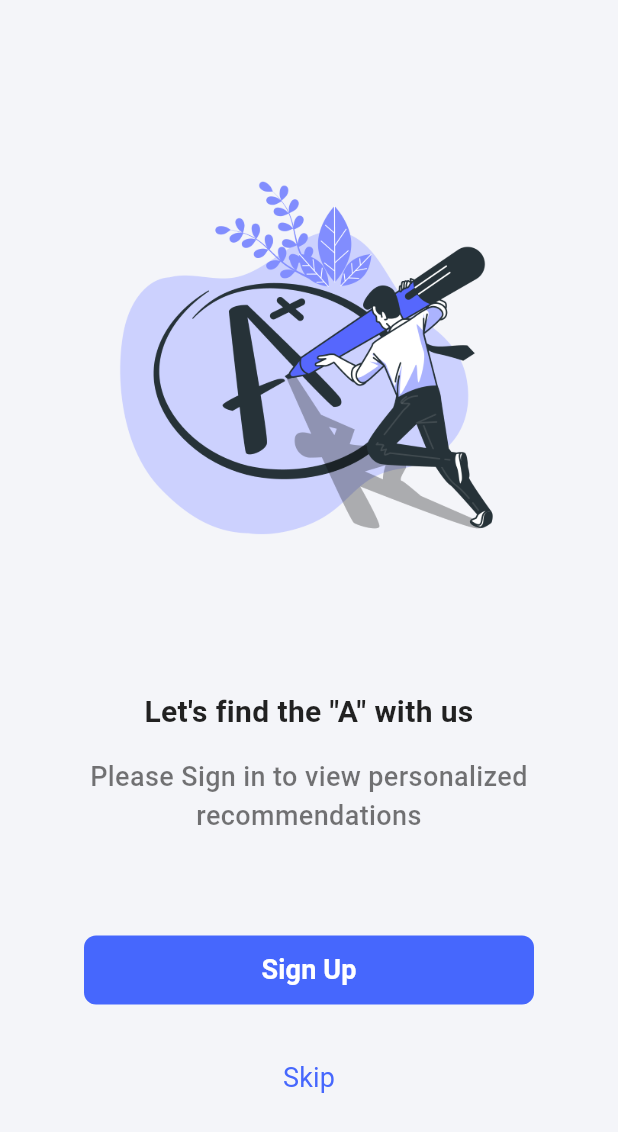
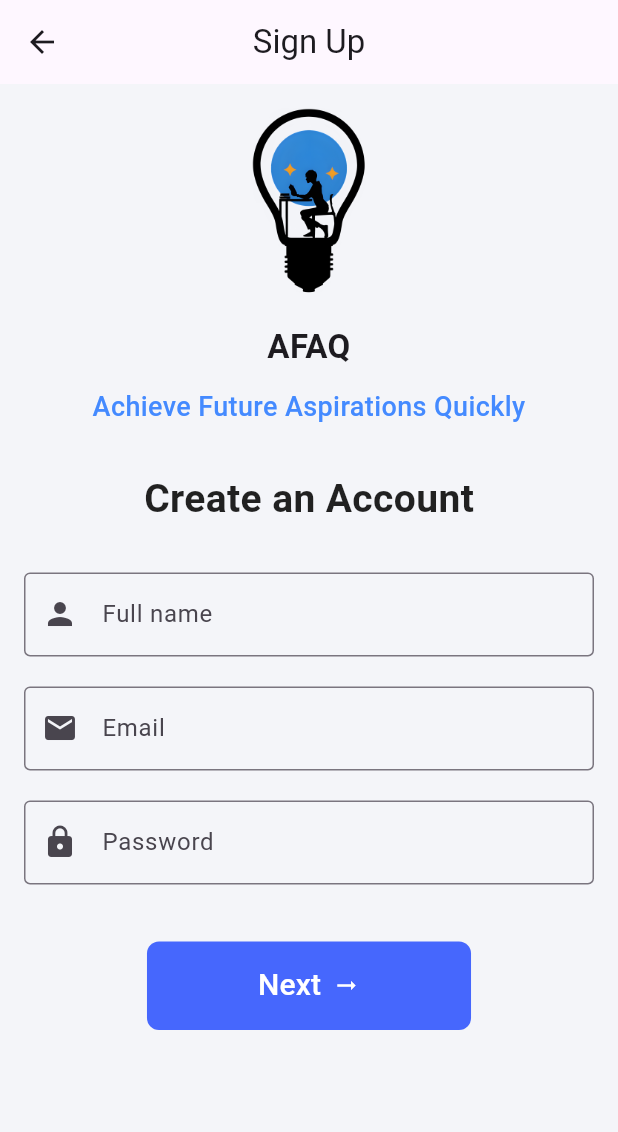
Before and after one commit to Elsheshtawwy/afaq, a Flutter app: the screen it shows after launch, after a tap on "Sign Up", on a phone screen of 412 x 824 dp. Shown: the top 1132 px of the screen. Run offline on Flutter 3.47's test engine with Material 3 defaults, Android fonts, the phone set to English and light mode, and no system bars.

Commit message:
signUoScreen & splashScreen

```diff
--- a/lib/main.dart
+++ b/lib/main.dart
@@ -1,4 +1,4 @@
-import 'package:afaq/pages/splash_screen.dart';
+import 'package:afaq/pages/Onboarding/splash_screen.dart';
 import 'package:flutter/material.dart';
 
 void main() {
--- /dev/null
+++ b/lib/pages/Onboarding/onboarding1.dart
@@ -0,0 +1,12 @@
+import 'package:flutter/material.dart';
+
+class onboarding1 extends StatelessWidget {
+  const onboarding1({super.key});
+
+  @override
+  Widget build(BuildContext context) {
+    return Scaffold(
+
+    );
+  }
+}
--- /dev/null
+++ b/lib/pages/Onboarding/splash_screen.dart
@@ -0,0 +1,77 @@
+import 'dart:async';
+
+import 'package:afaq/pages/auth/authentication_selection_screen.dart';
+import 'package:afaq/helpers/get_size.dart';
+import 'package:flutter/material.dart';
+
+class SplashScreen extends StatefulWidget {
+  const SplashScreen({super.key});
+
+  @override
+  State<SplashScreen> createState() => _SplashScreenState();
+}
+
+class _SplashScreenState extends State<SplashScreen>
+    with SingleTickerProviderStateMixin {
+  late AnimationController _controller;
+  late Animation<double> _animation;
+
+  @override
+  void initState() {
+    super.initState();
+    _controller = AnimationController(
+      duration: const Duration(seconds: 2),
+      vsync: this,
+    );
+    _animation = CurvedAnimation(parent: _controller, curve: Curves.easeIn);
+
+    _controller.forward();
+
+    Timer(const Duration(seconds: 3), () {
+      Navigator.pushReplacement(
+          context,
+          MaterialPageRoute(
+              builder: (context) => const AuthenticationSelectionScreen()));
+    });
+  }
+
+  @override
+  void dispose() {
+    _controller.dispose();
+    super.dispose();
+  }
+
+  @override
+  Widget build(BuildContext context) {
+    return Scaffold(
+      backgroundColor: Colors.white,
+      body: Center(
+        child: FadeTransition(
+          opacity: _animation,
+          child: Column(
+            mainAxisAlignment: MainAxisAlignment.center,
+            children: [
+              Image.asset(
+                "assets/images/logo.png",
+                width: getSize(context).width,
+              ),
+              const SizedBox(height: 20),
+              const CircularProgressIndicator(
+                valueColor: AlwaysStoppedAnimation<Color>(Colors.blue),
+              ),
+              const SizedBox(height: 20),
+              const Text(
+                'Loading...',
+                style: TextStyle(
+                  fontSize: 16,
+                  fontWeight: FontWeight.bold,
+                  color: Colors.blue,
+                ),
+              ),
+            ],
+          ),
+        ),
+      ),
+    );
+  }
+}
--- a/lib/auth/authentication_selection_screen.dart
+++ b/lib/pages/auth/authentication_selection_screen.dart
@@ -1,5 +1,7 @@
 import 'package:afaq/helpers/get_size.dart';
+import 'package:afaq/pages/auth/signup_screen.dart';
 import 'package:afaq/widgets/buttons/main_button.dart';
+import 'package:flutter/cupertino.dart';
 import 'package:flutter/material.dart';
 
 class AuthenticationSelectionScreen extends StatelessWidget {
@@ -58,7 +60,10 @@ class AuthenticationSelectionScreen extends StatelessWidget {
                         text: 'Sign Up',
                         fontWeight: FontWeight.w600,
                         onTap: () {
-                          // Define your onTap function here
+                          Navigator.push(
+                              context,
+                              CupertinoPageRoute(
+                                  builder: (context) =>  SignUpScreen()));
                         },
                         borderRadius: 8,
                       ),
@@ -68,11 +73,9 @@ class AuthenticationSelectionScreen extends StatelessWidget {
                       MainButton(
                         btnColor: Colors.transparent,
                         txtColor: Theme.of(context).primaryColor,
-                        text: 'Skip',
+                        text: 'Log In',
                         fontWeight: FontWeight.w400,
-                        onTap: () {
-                          // Define your onTap function here
-                        },
+                        onTap: () {},
                         borderRadius: 8,
                       ),
                     ],
--- /dev/null
+++ b/lib/pages/auth/signup_screen.dart
@@ -0,0 +1,152 @@
+import 'package:afaq/helpers/get_size.dart';
+import 'package:afaq/widgets/buttons/main_button.dart';
+import 'package:flutter/material.dart';
+
+class SignUpScreen extends StatelessWidget {
+  SignUpScreen({super.key});
+
+  final TextEditingController fullNameController = TextEditingController();
+  final TextEditingController emailController = TextEditingController();
+  final TextEditingController passwordController = TextEditingController();
+  final GlobalKey<FormState> formKey = GlobalKey<FormState>();
+
+  @override
+  Widget build(BuildContext context) {
+    return Scaffold(
+      appBar: AppBar(
+        title: const Text('Sign Up'),
+        centerTitle: true,
+      ),
+      body: Padding(
+        padding: const EdgeInsets.all(16.0),
+        child: SingleChildScrollView(
+          child: Form(
+            key: formKey,
+            child: Column(
+              mainAxisAlignment: MainAxisAlignment.center,
+              children: [
+                Column(
+                  children: [
+                    Image.asset(
+                      "assets/images/logo.png",
+                      height: getSize(context).height * 0.15,
+                    ),
+                    const SizedBox(height: 20),
+                    const Text(
+                      'AFAQ',
+                      style: TextStyle(
+                        fontSize: 22,
+                        fontWeight: FontWeight.bold,
+                      ),
+                      textAlign: TextAlign.center,
+                    ),
+                    const SizedBox(height: 12),
+                    const Text(
+                      'Achieve Future Aspirations Quickly',
+                      style: TextStyle(
+                        fontSize: 18,
+                        fontWeight: FontWeight.w500,
+                        color: Colors.blueAccent,
+                      ),
+                      textAlign: TextAlign.center,
+                    ),
+                  ],
+                ),
+                const SizedBox(height: 30),
+                const Text(
+                  'Create an Account',
+                  style: TextStyle(
+                    fontSize: 26,
+                    fontWeight: FontWeight.bold,
+                    color: Colors.black87,
+                  ),
+                ),
+                const SizedBox(height: 30),
+                TextFormField(
+                  controller: fullNameController,
+                  decoration: InputDecoration(
+                    focusedBorder: OutlineInputBorder(
+                      borderSide:
+                          BorderSide(color: Theme.of(context).primaryColor),
+                    ),
+                    labelText: 'Full name',
+                    border: const OutlineInputBorder(),
+                    prefixIcon: const Icon(Icons.person),
+                  ),
+                  validator: (value) {
+                    if (value!.isEmpty) {
+                      return 'Please enter your full name';
+                    }
+                    return null;
+                  },
+                ),
+                const SizedBox(height: 20),
+                TextFormField(
+                  controller: emailController,
+                  decoration: InputDecoration(
+                    focusedBorder: OutlineInputBorder(
+                      borderSide:
+                          BorderSide(color: Theme.of(context).primaryColor),
+                    ),
+                    labelText: 'Email',
+                    border: const OutlineInputBorder(),
+                    prefixIcon: const Icon(Icons.email),
+                  ),
+                  validator: (value) {
+                    if (value!.isEmpty) {
+                      return 'Please enter your email';
+                    }
+                    if (!RegExp(r'^[^@]+@[^@]+\.[^@]+').hasMatch(value)) {
+                      return 'Please enter a valid email';
+                    }
+                    return null;
+                  },
+                ),
+                const SizedBox(height: 20),
+                TextFormField(
+                  controller: passwordController,
+                  decoration: InputDecoration(
+                    focusedBorder: OutlineInputBorder(
+                      borderSide:
+                          BorderSide(color: Theme.of(context).primaryColor),
+                    ),
+                    labelText: 'Password',
+                    border: const OutlineInputBorder(),
+                    prefixIcon: const Icon(Icons.lock),
+                  ),
+                  obscureText: true,
+                  validator: (value) {
+                    if (value!.isEmpty) {
+                      return 'Please enter your password';
+                    }
+                    if (value.length < 8) {
+                      return 'Password must be at least 8 characters long';
+                    }
+                    return null;
+                  },
+                ),
+                const SizedBox(height: 30),
+                MainButton(
+                  text: 'Next',
+                  onTap: () {
+                    if (formKey.currentState!.validate()) {
+                      ScaffoldMessenger.of(context).showSnackBar(
+                        const SnackBar(content: Text('Sign Up Successful')),
+                      );
+                    }
+                  },
+                  padding:
+                      const EdgeInsets.symmetric(horizontal: 50, vertical: 15),
+                  suffix: const Icon(
+                    Icons.arrow_right_alt_sharp,
+                    color: Colors.white,
+                  ),
+                ),
+              ],
+            ),
+          ),
+        ),
+      ),
+    );
+  }
+}
--- a/lib/pages/splash_screen.dart
+++ /dev/null
@@ -1,37 +0,0 @@
-import 'dart:async';
-
-import 'package:afaq/auth/authentication_selection_screen.dart';
-import 'package:afaq/helpers/get_size.dart';
-import 'package:flutter/material.dart';
-
-class SplashScreen extends StatefulWidget {
-  const SplashScreen({super.key});
-
-  @override
-  State<SplashScreen> createState() => _SplashScreenState();
-}
-
-class _SplashScreenState extends State<SplashScreen> {
-  @override
-  void initState() {
-    Timer(const Duration(seconds: 3), () {
-      Navigator.pushReplacement(
-          context,
-          MaterialPageRoute(
-              builder: (context) => const AuthenticationSelectionScreen()));
-    });
-    super.initState();
-  }
-
-  @override
-  Widget build(BuildContext context) {
-    return Scaffold(
-      backgroundColor: Colors.white,
-      body: Center(
-          child: Image.asset(
-        "assets/images/logo.png",
-        width: getSize(context).width * 0.8,
-      )),
-    );
-  }
-}
--- a/lib/widgets/buttons/main_button.dart
+++ b/lib/widgets/buttons/main_button.dart
@@ -14,6 +14,8 @@ class MainButton extends StatelessWidget {
   final bool inProgress;
   final double btnHorizontalPadding;
   final double btnVerticalPadding;
+  final Widget? prefix;
+  final Widget? suffix;
 
   const MainButton({
     super.key,
@@ -21,14 +23,16 @@ class MainButton extends StatelessWidget {
     required this.onTap,
     this.btnColor,
     this.txtColor = Colors.white,
-    this.padding = const EdgeInsets.symmetric(horizontal: 20.0, vertical: 10.0),
+    this.padding = const EdgeInsets.symmetric(horizontal: 60.0, vertical: 10.0),
     this.inProgress = false,
-    required this.borderRadius,
-    this.fontSize = 18.0,
+    this.borderRadius = 8,
+    this.fontSize = 20,
     this.btnHorizontalPadding = 40,
     this.btnVerticalPadding = 8,
     this.txtSize,
     this.fontWeight,
+    this.prefix,
+    this.suffix,
   });
 
   @override
@@ -60,8 +64,14 @@ class MainButton extends StatelessWidget {
                     strokeWidth: 2,
                   ),
                 )
-              : Center(
-                  child: Text(
+              : Row(
+                  mainAxisSize: MainAxisSize.min,
+                  children: [
+                    if (prefix != null) ...[
+                      prefix!,
+                      const SizedBox(width: 8),
+                    ],
+                    Text(
                       text,
                       style: TextStyle(
                         color: txtColor,
@@ -69,6 +79,11 @@ class MainButton extends StatelessWidget {
                         fontWeight: fontWeight,
                       ),
                     ),
+                    if (suffix != null) ...[
+                      const SizedBox(width: 8),
+                      suffix!,
+                    ],
+                  ],
                 ),
         ),
       ),
```
Also changed, not shown: assets/images/logo.png, lib/auth/signup_screen.dart (deleted), lib/pages/auth/forgot_password.dart (added), lib/pages/auth/login_screen.dart (added), lib/pages/mainScreens/home_screen.dart (renamed from lib/pages/home_screen.dart). Lines whose indentation alone changed are shown as unchanged.
